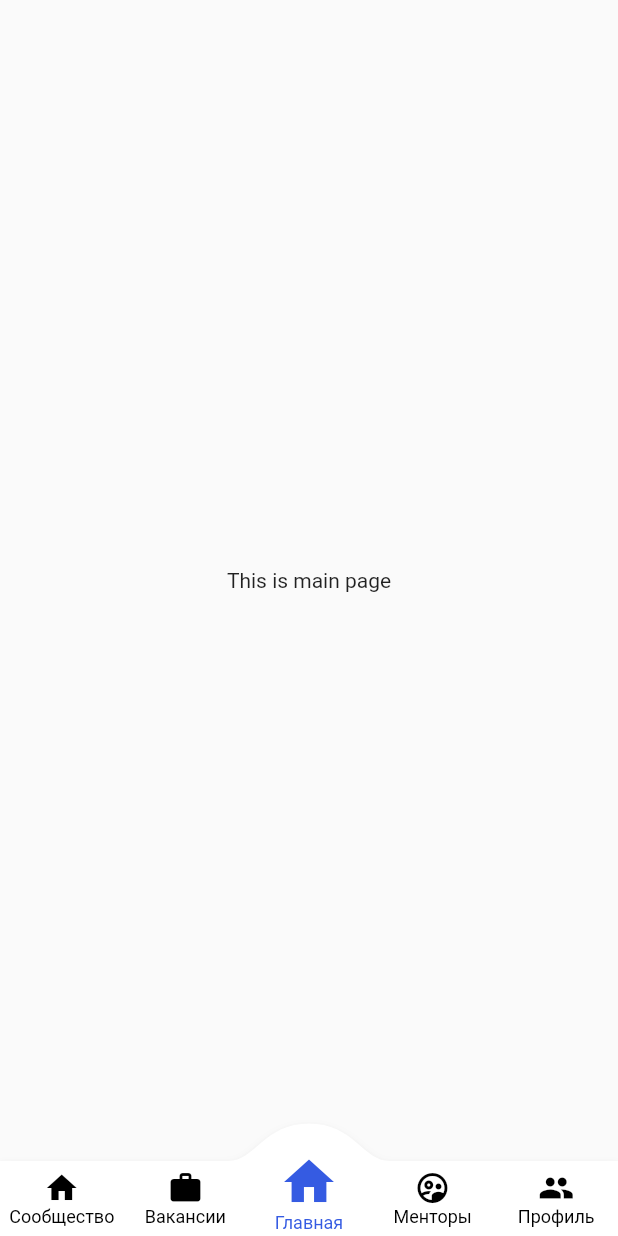
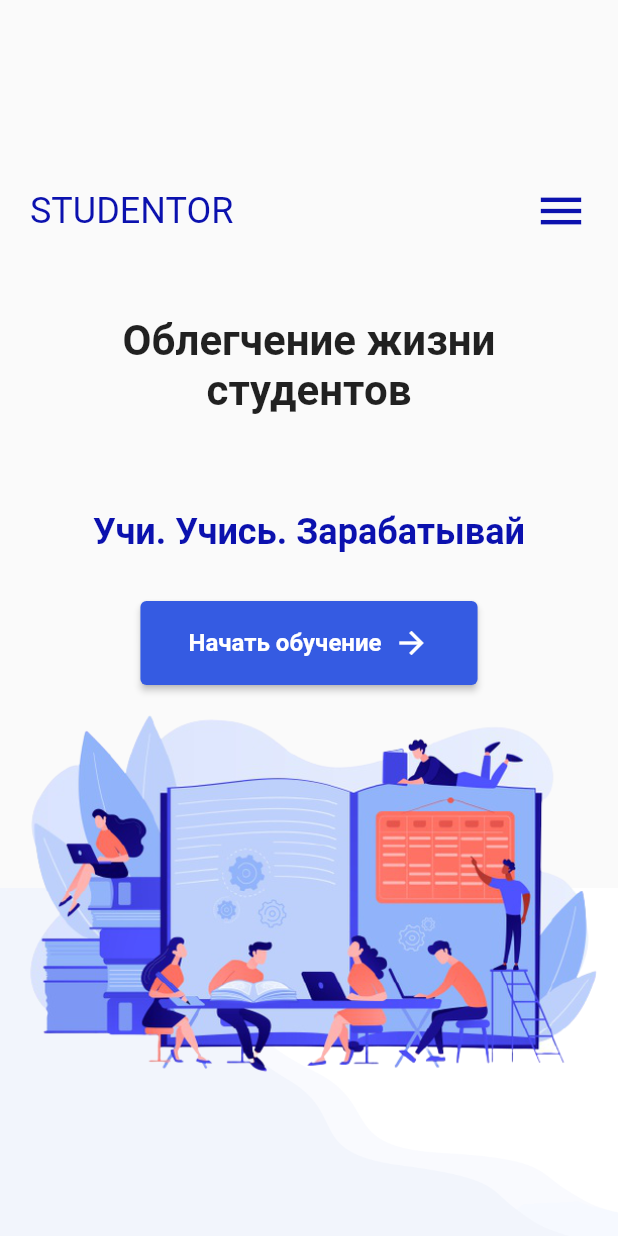
Before and after one commit to yerkebulanice/Studentor-Mobile, a Flutter app: the screen it shows after launch, on a phone screen of 412 x 824 dp. Run offline on Flutter 3.47's test engine with Material 2 defaults, Android fonts, the light colour scheme and no system bars; drawn by our look-alikes of convex_bottom_bar.

Commit message:
intro_and_login

```diff
--- /dev/null
+++ b/lib/intro/intro.dart
@@ -0,0 +1,92 @@
+import 'package:flutter/cupertino.dart';
+import 'package:flutter/material.dart';
+import 'package:studentor_mobile/login/login.dart';
+
+class Intro extends StatelessWidget {
+  const Intro({Key? key}) : super(key: key);
+
+  @override
+  Widget build(BuildContext context) {
+    return Scaffold(
+      body: SafeArea(
+        child: Stack(
+          alignment: AlignmentDirectional.bottomEnd,
+          children: [
+            Image.asset('assets/images/intro_back.png'),
+            Column(
+              crossAxisAlignment: CrossAxisAlignment.center,
+              mainAxisAlignment: MainAxisAlignment.center,
+              children: [
+                const SizedBox(
+                  height: 10,
+                ),
+                Padding(
+                  padding: const EdgeInsets.all(20.0),
+                  child: Row(
+                    mainAxisAlignment: MainAxisAlignment.spaceBetween,
+                    children: [
+                      const Text('STUDENTOR',
+                          style: TextStyle(color: Color(0xFF0B11AE), fontSize: 24)),
+                      Icon(
+                          Icons.menu,
+                          size: 36,
+                          color: Color(0xFF0B11AE),
+                        ),
+
+                    ],
+                  ),
+                ),
+                const Padding(
+                  padding: EdgeInsets.all(32.0),
+                  child: Text(
+                    'Облегчение жизни студентов',
+                    textAlign: TextAlign.center,
+                    style: TextStyle(fontSize: 28, fontWeight: FontWeight.w600),
+                  ),
+                ),
+                const Padding(
+                  padding: EdgeInsets.all(32.0),
+                  child: Text(
+                    'Учи. Учись. Зарабатывай',
+                    textAlign: TextAlign.center,
+                    style: TextStyle(
+                      fontSize: 24,
+                      fontWeight: FontWeight.w600,
+                      color: Color(0xFF0B11AE),
+                    ),
+                  ),
+                ),
+                ElevatedButton(
+                  style: ButtonStyle(
+                      backgroundColor:
+                          MaterialStateProperty.all(Color(0xFF355BE2))),
+                  onPressed: () {
+                    Navigator.push(context, CupertinoPageRoute(builder: ((context) => Login())));
+                  },
+                  child: Padding(
+                    padding: const EdgeInsets.all(16.0),
+                    child: Row(
+                      mainAxisSize: MainAxisSize.min,
+                      children: const [
+                        Text(
+                          'Начать обучение',
+                          style: TextStyle(
+                            fontSize: 16,
+                            fontWeight: FontWeight.w600,
+                          ),
+                        ),
+                        SizedBox(width: 8,),
+                        Icon(Icons.arrow_forward)
+                      ],
+                    ),
+                  ),
+                ),
+                Image.asset('assets/images/intro.png',)
+              ],
+            ),
+          ],
+        ),
+      ),
+    );
+  }
+}
--- a/lib/main.dart
+++ b/lib/main.dart
@@ -1,6 +1,33 @@
 import 'package:flutter/material.dart';
 import 'presentation/app/app.dart';
 
+import 'intro/intro.dart';
+
 void main() {
-  runApp(const App());
+  runApp(const MyApp());
 }
+
+class MyApp extends StatelessWidget {
+  const MyApp({Key? key}) : super(key: key);
+
+  // This widget is the root of your application.
+  @override
+  Widget build(BuildContext context) {
+    return MaterialApp(
+      title: 'Flutter Demo',
+      theme: ThemeData(
+        // This is the theme of your application.
+        //
+        // Try running your application with "flutter run". You'll see the
+        // application has a blue toolbar. Then, without quitting the app, try
+        // changing the primarySwatch below to Colors.green and then invoke
+        // "hot reload" (press "r" in the console where you ran "flutter run",
+        // or simply save your changes to "hot reload" in a Flutter IDE).
+        // Notice that the counter didn't reset back to zero; the application
+        // is not restarted.
+        primarySwatch: Colors.blue,
+      ),
+      home: const Intro(),
+    );
+  }
+}
```
Also changed, not shown: lib/login/login.dart (added, +90 -0 lines), pubspec.yaml (+4 -3 lines), assets/images/intro.png (added), assets/images/intro_back.png (added), assets/images/login_back.PNG (added).
